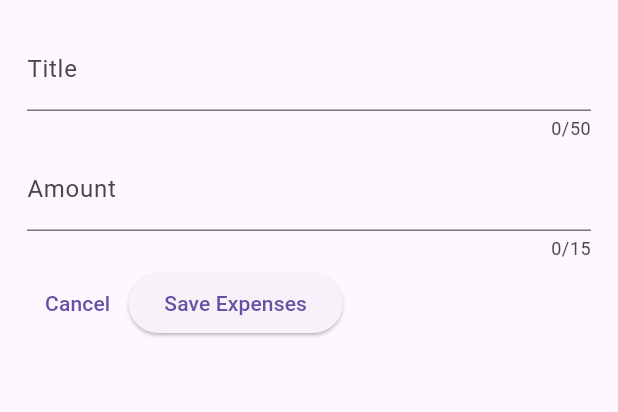
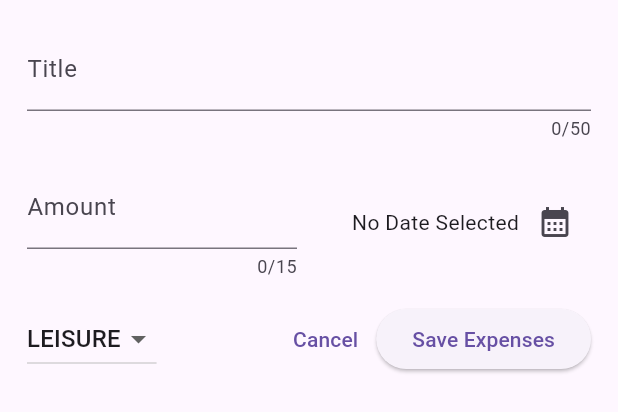
Before and after one commit to mumerkhan786/expense_tracker, a Flutter app: the NewExpenses widget shown alone on an empty page, opened directly, on a phone screen of 412 x 824 dp. Shown: the top 412 px of the screen. Run offline on Flutter 3.47's test engine with Material 3 defaults, Android fonts, the phone set to English and light mode, and no system bars.

Commit message:
Added Date Picker & Drop Down Button

```diff
--- a/lib/widget/new_expenses.dart
+++ b/lib/widget/new_expenses.dart
@@ -1,4 +1,5 @@
 import 'package:flutter/material.dart';
+import 'package:expense_tracker/model/expense_structure.dart';
 
 class NewExpenses extends StatefulWidget {
   const NewExpenses({super.key});
@@ -10,12 +11,31 @@ class NewExpenses extends StatefulWidget {
 class _NewExpensesState extends State<NewExpenses> {
   final _titleController = TextEditingController();
   final _amountController = TextEditingController();
+  DateTime? _selectedDate;
+  Category _selectedCategory = Category.leisure;
 
   @override
   void dispose() {
     _titleController.dispose();
     _amountController.dispose();
     super.dispose();
+  }
+
+  void _presentDatePicker() async {
+    final now = DateTime.now();
+    final firstDate = DateTime(
+      now.year - 1,
+      now.month,
+      now.day,
+    );
+    final pickedDate = await showDatePicker(
+        context: context,
+        initialDate: now,
+        firstDate: firstDate,
+        lastDate: now);
+    setState(() {
+      _selectedDate = pickedDate;
+    });
   }
 
   @override
@@ -31,8 +51,11 @@ class _NewExpensesState extends State<NewExpenses> {
               label: Text('Title'),
             ),
           ),
-          const SizedBox(height: 4),
-          TextField(
+          const SizedBox(height: 16),
+          Row(
+            children: [
+              Expanded(
+                child: TextField(
                   controller: _amountController,
                   maxLength: 15,
                   keyboardType: TextInputType.number,
@@ -41,9 +64,58 @@ class _NewExpensesState extends State<NewExpenses> {
                     prefixText: 'PKR',
                   ),
                 ),
-          const SizedBox(height: 4),
+              ),
+              const SizedBox(
+                width: 16,
+              ),
+              Expanded(
+                child: Row(
+                  mainAxisAlignment: MainAxisAlignment.end,
+                  crossAxisAlignment: CrossAxisAlignment.center,
+                  children: [
+                    Text(
+                      _selectedDate == null
+                          ? 'No Date Selected'
+                          : formatter.format(_selectedDate!),
+                    ),
+                    IconButton(
+                      onPressed: _presentDatePicker,
+                      icon: const Icon(
+                        Icons.calendar_month,
+                      ),
+                    ),
+                  ],
+                ),
+              ),
+            ],
+          ),
+          const SizedBox(height: 16),
           Row(
             children: [
+              DropdownButton(
+                  value: _selectedCategory,
+                  items: Category.values
+                      .map(
+                        (category) => DropdownMenuItem(
+                          value: category,
+                          child: Text(
+                            category.name.toUpperCase(),
+                          ),
+                        ),
+                      )
+                      .toList(),
+                  onChanged: (value) {
+                    setState(() {
+                      if (value == null) {
+                        return;
+                      }
+                      _selectedCategory = value;
+                    });
+                  }),
+              const SizedBox(
+                width: 10,
+              ),
+              const Spacer(),
               TextButton(
                 onPressed: () {
                   Navigator.pop(context);
```
Lines whose indentation alone changed are shown as unchanged.
